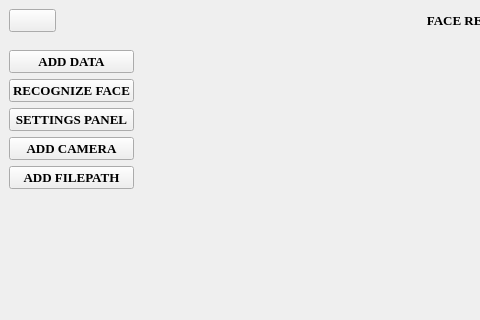
Old version of the form GUI/gui/gui.ui in the repository adnan2232/RealTimeFaceDetection; both pictures show x 0 to 480 and y 0 to 320 of the 927 by 672 pixel window.
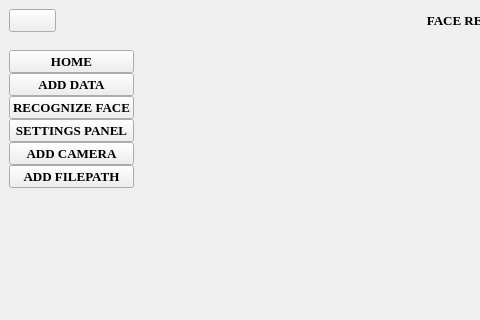
New version of the form. Icons and pictures are not drawn.

Commit message: Added home button

Diff of the .ui file:
```diff
--- a/GUI/gui/gui.ui
+++ b/GUI/gui/gui.ui
@@ -114,6 +114,32 @@
       <layout class="QVBoxLayout" name="verticalLayout_2">
        <item>
         <layout class="QVBoxLayout" name="verticalLayout">
+         <property name="spacing">
+          <number>0</number>
+         </property>
+         <item>
+          <widget class="QPushButton" name="home_btn">
+           <property name="text">
+            <string>HOME</string>
+           </property>
+           <property name="icon">
+            <iconset>
+             <normaloff>icon/home.png</normaloff>icon/home.png</iconset>
+           </property>
+           <property name="iconSize">
+            <size>
+             <width>20</width>
+             <height>20</height>
+            </size>
+           </property>
+           <property name="checkable">
+            <bool>true</bool>
+           </property>
+           <property name="autoExclusive">
+            <bool>true</bool>
+           </property>
+          </widget>
+         </item>
          <item>
           <widget class="QPushButton" name="add_data_btn">
            <property name="text">
```
The commit also changes 6 other files.
